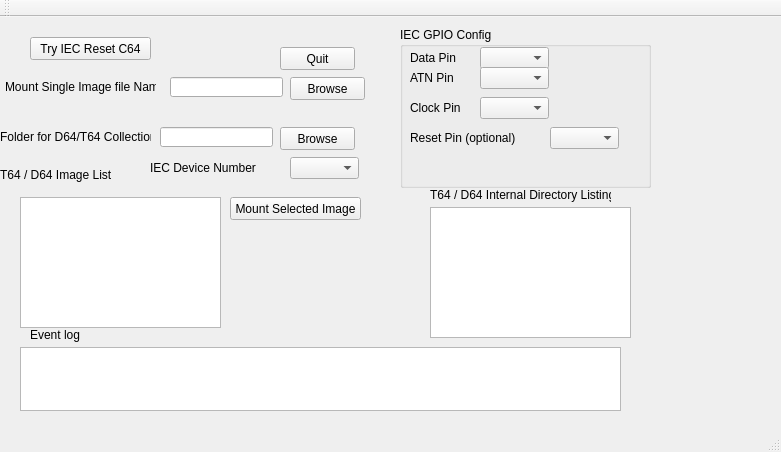
This is mainwindow.ui in Larswad/uno2iec as Qt 5 draws it before an edit. The edited form follows.
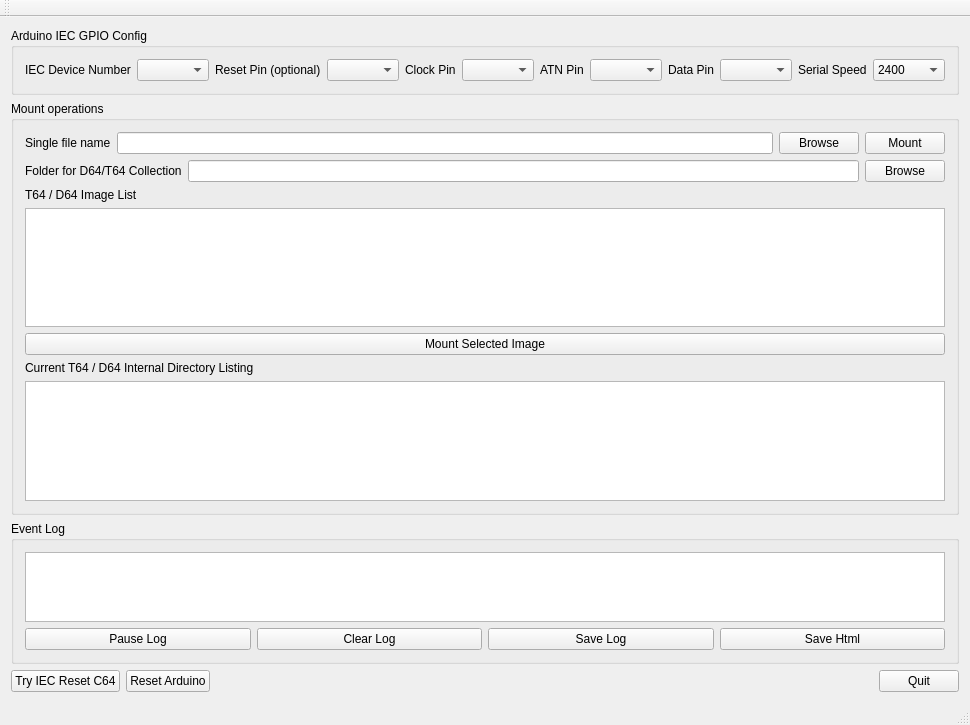
This is the edited form.

Commit message: added debug logging commands over serial, including facility registration.

Diff of the .ui file:
```diff
--- a/mainwindow.ui
+++ b/mainwindow.ui
@@ -7,321 +7,314 @@
     <x>0</x>
     <y>0</y>
     <width>781</width>
-    <height>452</height>
+    <height>725</height>
    </rect>
   </property>
   <property name="windowTitle">
    <string>MainWindow</string>
   </property>
   <widget class="QWidget" name="centralWidget">
-   <widget class="QPushButton" name="resetMachine">
-    <property name="geometry">
-     <rect>
-      <x>30</x>
-      <y>20</y>
-      <width>121</width>
-      <height>23</height>
-     </rect>
-    </property>
-    <property name="text">
-     <string>Try IEC Reset C64</string>
-    </property>
-   </widget>
-   <widget class="QLineEdit" name="singleImageName">
-    <property name="geometry">
-     <rect>
-      <x>170</x>
-      <y>60</y>
-      <width>113</width>
-      <height>20</height>
-     </rect>
-    </property>
-   </widget>
-   <widget class="QGroupBox" name="groupBox">
-    <property name="geometry">
-     <rect>
-      <x>400</x>
-      <y>10</y>
-      <width>251</width>
-      <height>161</height>
-     </rect>
-    </property>
-    <property name="title">
-     <string>IEC GPIO Config</string>
-    </property>
-    <widget class="QLabel" name="label">
-     <property name="geometry">
-      <rect>
-       <x>10</x>
-       <y>20</y>
-       <width>61</width>
-       <height>21</height>
-      </rect>
-     </property>
-     <property name="text">
-      <string>Data Pin</string>
-     </property>
-    </widget>
-    <widget class="QComboBox" name="dataPin">
-     <property name="geometry">
-      <rect>
-       <x>80</x>
-       <y>20</y>
-       <width>69</width>
-       <height>22</height>
-      </rect>
-     </property>
-    </widget>
-    <widget class="QLabel" name="label_3">
-     <property name="geometry">
-      <rect>
-       <x>10</x>
-       <y>40</y>
-       <width>61</width>
-       <height>21</height>
-      </rect>
-     </property>
-     <property name="text">
-      <string>ATN Pin</string>
-     </property>
-    </widget>
-    <widget class="QComboBox" name="atnPin">
-     <property name="geometry">
-      <rect>
-       <x>80</x>
-       <y>40</y>
-       <width>69</width>
-       <height>22</height>
-      </rect>
-     </property>
-    </widget>
-    <widget class="QLabel" name="label_4">
-     <property name="geometry">
-      <rect>
-       <x>10</x>
-       <y>70</y>
-       <width>61</width>
-       <height>21</height>
-      </rect>
-     </property>
-     <property name="text">
-      <string>Clock Pin</string>
-     </property>
-    </widget>
-    <widget class="QComboBox" name="clockPin">
-     <property name="geometry">
-      <rect>
-       <x>80</x>
-       <y>70</y>
-       <width>69</width>
-       <height>22</height>
-      </rect>
-     </property>
-    </widget>
-    <widget class="QLabel" name="label_5">
-     <property name="geometry">
-      <rect>
-       <x>10</x>
-       <y>100</y>
-       <width>131</width>
-       <height>21</height>
-      </rect>
-     </property>
-     <property name="text">
-      <string>Reset Pin (optional)</string>
-     </property>
-    </widget>
-    <widget class="QComboBox" name="resetPin">
-     <property name="geometry">
-      <rect>
-       <x>150</x>
-       <y>100</y>
-       <width>69</width>
-       <height>22</height>
-      </rect>
-     </property>
-    </widget>
-   </widget>
-   <widget class="QPushButton" name="quit">
-    <property name="geometry">
-     <rect>
-      <x>280</x>
-      <y>30</y>
-      <width>75</width>
-      <height>23</height>
-     </rect>
-    </property>
-    <property name="text">
-     <string>Quit</string>
-    </property>
-   </widget>
-   <widget class="QListView" name="dirList">
-    <property name="geometry">
-     <rect>
-      <x>430</x>
-      <y>190</y>
-      <width>201</width>
-      <height>131</height>
-     </rect>
-    </property>
-   </widget>
-   <widget class="QLabel" name="label_2">
-    <property name="geometry">
-     <rect>
-      <x>430</x>
-      <y>170</y>
-      <width>181</width>
-      <height>16</height>
-     </rect>
-    </property>
-    <property name="text">
-     <string>T64 / D64 Internal Directory Listing</string>
-    </property>
-   </widget>
-   <widget class="QLabel" name="label_6">
-    <property name="geometry">
-     <rect>
-      <x>5</x>
-      <y>60</y>
-      <width>151</width>
-      <height>20</height>
-     </rect>
-    </property>
-    <property name="text">
-     <string>Mount Single Image file Name</string>
-    </property>
-   </widget>
-   <widget class="QPushButton" name="browseSingle">
-    <property name="geometry">
-     <rect>
-      <x>290</x>
-      <y>60</y>
-      <width>75</width>
-      <height>23</height>
-     </rect>
-    </property>
-    <property name="text">
-     <string>Browse</string>
-    </property>
-   </widget>
-   <widget class="QPlainTextEdit" name="eventLog">
-    <property name="geometry">
-     <rect>
-      <x>20</x>
-      <y>330</y>
-      <width>601</width>
-      <height>64</height>
-     </rect>
-    </property>
-   </widget>
-   <widget class="QLabel" name="label_7">
-    <property name="geometry">
-     <rect>
-      <x>30</x>
-      <y>310</y>
-      <width>101</width>
-      <height>16</height>
-     </rect>
-    </property>
-    <property name="text">
-     <string>Event log</string>
-    </property>
-   </widget>
-   <widget class="QLabel" name="label_8">
-    <property name="geometry">
-     <rect>
-      <x>0</x>
-      <y>110</y>
-      <width>151</width>
-      <height>20</height>
-     </rect>
-    </property>
-    <property name="text">
-     <string>Folder for D64/T64 Collection</string>
-    </property>
-   </widget>
-   <widget class="QLineEdit" name="imageDir">
-    <property name="geometry">
-     <rect>
-      <x>160</x>
-      <y>110</y>
-      <width>113</width>
-      <height>20</height>
-     </rect>
-    </property>
-   </widget>
-   <widget class="QPushButton" name="pushButton_3">
-    <property name="geometry">
-     <rect>
-      <x>230</x>
-      <y>180</y>
-      <width>131</width>
-      <height>23</height>
-     </rect>
-    </property>
-    <property name="text">
-     <string>Mount Selected Image</string>
-    </property>
-   </widget>
-   <widget class="QListView" name="imageDirList">
-    <property name="geometry">
-     <rect>
-      <x>20</x>
-      <y>180</y>
-      <width>201</width>
-      <height>131</height>
-     </rect>
-    </property>
-   </widget>
-   <widget class="QLabel" name="label_9">
-    <property name="geometry">
-     <rect>
-      <x>0</x>
-      <y>150</y>
-      <width>181</width>
-      <height>16</height>
-     </rect>
-    </property>
-    <property name="text">
-     <string>T64 / D64 Image List</string>
-    </property>
-   </widget>
-   <widget class="QPushButton" name="browseImageDir">
-    <property name="geometry">
-     <rect>
-      <x>280</x>
-      <y>110</y>
-      <width>75</width>
-      <height>23</height>
-     </rect>
-    </property>
-    <property name="text">
-     <string>Browse</string>
-    </property>
-   </widget>
-   <widget class="QComboBox" name="deviceNumber">
-    <property name="geometry">
-     <rect>
-      <x>290</x>
-      <y>140</y>
-      <width>69</width>
-      <height>22</height>
-     </rect>
-    </property>
-   </widget>
-   <widget class="QLabel" name="label_10">
-    <property name="geometry">
-     <rect>
-      <x>150</x>
-      <y>140</y>
-      <width>131</width>
-      <height>21</height>
-     </rect>
-    </property>
-    <property name="text">
-     <string>IEC Device Number</string>
-    </property>
-   </widget>
+   <layout class="QVBoxLayout" name="verticalLayout">
+    <item>
+     <widget class="QGroupBox" name="groupBox">
+      <property name="title">
+       <string>Arduino IEC GPIO Config</string>
+      </property>
+      <layout class="QHBoxLayout" name="horizontalLayout_4">
+       <item>
+        <widget class="QLabel" name="label_10">
+         <property name="text">
+          <string>IEC Device Number</string>
+         </property>
+        </widget>
+       </item>
+       <item>
+        <widget class="QComboBox" name="deviceNumber"/>
+       </item>
+       <item>
+        <widget class="QLabel" name="label_5">
+         <property name="text">
+          <string>Reset Pin (optional)</string>
+         </property>
+        </widget>
+       </item>
+       <item>
+        <widget class="QComboBox" name="resetPin"/>
+       </item>
+       <item>
+        <widget class="QLabel" name="label_4">
+         <property name="text">
+          <string>Clock Pin</string>
+         </property>
+        </widget>
+       </item>
+       <item>
+        <widget class="QComboBox" name="clockPin"/>
+       </item>
+       <item>
+        <widget class="QLabel" name="label_3">
+         <property name="text">
+          <string>ATN Pin</string>
+         </property>
+        </widget>
+       </item>
+       <item>
+        <widget class="QComboBox" name="atnPin"/>
+       </item>
+       <item>
+        <widget class="QLabel" name="label">
+         <property name="text">
+          <string>Data Pin</string>
+         </property>
+        </widget>
+       </item>
+       <item>
+        <widget class="QComboBox" name="dataPin"/>
+       </item>
+       <item>
+        <widget class="QLabel" name="label_7">
+         <property name="text">
+          <string>Serial Speed</string>
+         </property>
+        </widget>
+       </item>
+       <item>
+        <widget class="QComboBox" name="baudRate">
+         <item>
+          <property name="text">
+           <string>2400</string>
+          </property>
+         </item>
+         <item>
+          <property name="text">
+           <string>4800</string>
+          </property>
+         </item>
+         <item>
+          <property name="text">
+           <string>9600</string>
+          </property>
+         </item>
+         <item>
+          <property name="text">
+           <string>14400</string>
+          </property>
+         </item>
+         <item>
+          <property name="text">
+           <string>28800</string>
+          </property>
+         </item>
+         <item>
+          <property name="text">
+           <string>19200</string>
+          </property>
+         </item>
+         <item>
+          <property name="text">
+           <string>57600</string>
+          </property>
+         </item>
+         <item>
+          <property name="text">
+           <string>115200</string>
+          </property>
+         </item>
+        </widget>
+       </item>
+      </layout>
+     </widget>
+    </item>
+    <item>
+     <widget class="QGroupBox" name="groupBox_2">
+      <property name="title">
+       <string>Mount operations</string>
+      </property>
+      <layout class="QVBoxLayout" name="verticalLayout_2">
+       <item>
+        <layout class="QHBoxLayout" name="horizontalLayout_3">
+         <item>
+          <widget class="QLabel" name="label_6">
+           <property name="text">
+            <string>Single file name</string>
+           </property>
+          </widget>
+         </item>
+         <item>
+          <widget class="QLineEdit" name="singleImageName"/>
+         </item>
+         <item>
+          <widget class="QPushButton" name="browseSingle">
+           <property name="text">
+            <string>Browse</string>
+           </property>
+          </widget>
+         </item>
+         <item>
+          <widget class="QPushButton" name="mountSingle">
+           <property name="text">
+            <string>Mount</string>
+           </property>
+          </widget>
+         </item>
+        </layout>
+       </item>
+       <item>
+        <layout class="QHBoxLayout" name="horizontalLayout_5">
+         <item>
+          <widget class="QLabel" name="label_8">
+           <property name="text">
+            <string>Folder for D64/T64 Collection</string>
+           </property>
+          </widget>
+         </item>
+         <item>
+          <widget class="QLineEdit" name="imageDir"/>
+         </item>
+         <item>
+          <widget class="QPushButton" name="browseImageDir">
+           <property name="text">
+            <string>Browse</string>
+           </property>
+          </widget>
+         </item>
+        </layout>
+       </item>
+       <item>
+        <widget class="QLabel" name="label_9">
+         <property name="text">
+          <string>T64 / D64 Image List</string>
+         </property>
+        </widget>
+       </item>
+       <item>
+        <widget class="QListView" name="dirList"/>
+       </item>
+       <item>
+        <widget class="QPushButton" name="mountSelected">
+         <property name="text">
+          <string>Mount Selected Image</string>
+         </property>
+        </widget>
+       </item>
+       <item>
+        <widget class="QLabel" name="label_2">
+         <property name="text">
+          <string>Current T64 / D64 Internal Directory Listing</string>
+         </property>
+        </widget>
+       </item>
+       <item>
+        <widget class="QListView" name="imageDirList"/>
+       </item>
+      </layout>
+     </widget>
+    </item>
+    <item>
+     <widget class="QGroupBox" name="logGroup">
+      <property name="sizePolicy">
+       <sizepolicy hsizetype="Preferred" vsizetype="Preferred">
+        <horstretch>0</horstretch>
+        <verstretch>0</verstretch>
+       </sizepolicy>
+      </property>
+      <property name="minimumSize">
+       <size>
+        <width>0</width>
+        <height>0</height>
+       </size>
+      </property>
+      <property name="title">
+       <string>Event Log</string>
+      </property>
+      <layout class="QVBoxLayout" name="verticalLayout_4">
+       <item>
+        <widget class="QTextEdit" name="log">
+         <property name="sizePolicy">
+          <sizepolicy hsizetype="Preferred" vsizetype="Preferred">
+           <horstretch>0</horstretch>
+           <verstretch>0</verstretch>
+          </sizepolicy>
+         </property>
+        </widget>
+       </item>
+       <item>
+        <layout class="QHBoxLayout" name="horizontalLayout">
+         <item>
+          <widget class="QPushButton" name="pauseLog">
+           <property name="text">
+            <string>Pause Log</string>
+           </property>
+           <property name="checkable">
+            <bool>true</bool>
+           </property>
+          </widget>
+         </item>
+         <item>
+          <widget class="QPushButton" name="clearLog">
+           <property name="text">
+            <string>Clear Log</string>
+           </property>
+          </widget>
+         </item>
+         <item>
+          <widget class="QPushButton" name="saveLog">
+           <property name="text">
+            <string>Save Log</string>
+           </property>
+          </widget>
+         </item>
+         <item>
+          <widget class="QPushButton" name="saveHtml">
+           <property name="text">
+            <string>Save Html</string>
+           </property>
+          </widget>
+         </item>
+        </layout>
+       </item>
+      </layout>
+     </widget>
+    </item>
+    <item>
+     <layout class="QHBoxLayout" name="horizontalLayout_2">
+      <item>
+       <widget class="QPushButton" name="resetMachine">
+        <property name="text">
+         <string>Try IEC Reset C64</string>
+        </property>
+       </widget>
+      </item>
+      <item>
+       <widget class="QPushButton" name="resetArduino">
+        <property name="text">
+         <string>Reset Arduino</string>
+        </property>
+       </widget>
+      </item>
+      <item>
+       <spacer name="horizontalSpacer">
+        <property name="orientation">
+         <enum>Qt::Horizontal</enum>
+        </property>
+        <property name="sizeHint" stdset="0">
+         <size>
+          <width>40</width>
+          <height>20</height>
+         </size>
+        </property>
+       </spacer>
+      </item>
+      <item>
+       <widget class="QPushButton" name="quit">
+        <property name="text">
+         <string>Quit</string>
+        </property>
+       </widget>
+      </item>
+     </layout>
+    </item>
+   </layout>
   </widget>
   <widget class="QMenuBar" name="menuBar">
    <property name="geometry">
```
Left out of the diff: 2 changed lines with no effect on the pictures. The commit also changes 8 other files.
